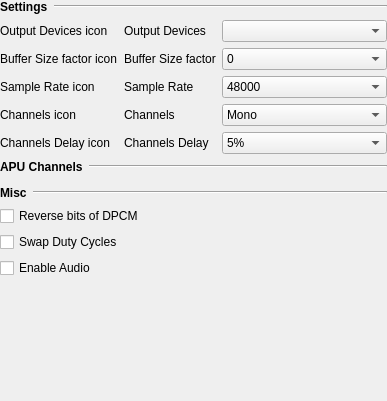
The window that src/gui/designer/wdgSettingsAudio.ui (punesemu/puNES) describes before a commit, drawn with Qt 5.
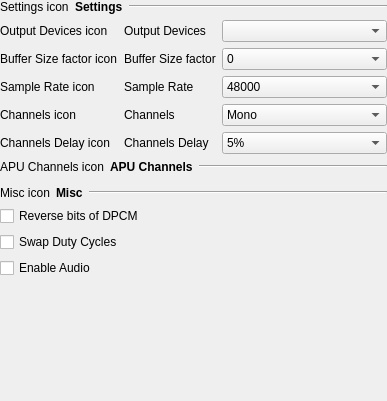
The same window after the commit. Custom widgets are drawn as their Qt base class.

What changed in the file:
```diff
--- a/src/gui/designer/wdgSettingsAudio.ui
+++ b/src/gui/designer/wdgSettingsAudio.ui
@@ -102,6 +102,13 @@
      </item>
      <item row="0" column="0" colspan="3">
       <layout class="QHBoxLayout" name="horizontalLayout_Audio_settings">
+       <item>
+        <widget class="QLabel" name="icon_Audio_settings">
+         <property name="text">
+          <string notr="true">Settings icon</string>
+         </property>
+        </widget>
+       </item>
        <item>
         <widget class="QLabel" name="label_Audio_settings">
          <property name="font">
@@ -237,6 +244,13 @@
      </item>
      <item row="6" column="0" colspan="3">
       <layout class="QHBoxLayout" name="horizontalLayout_APU_Channels">
+       <item>
+        <widget class="QLabel" name="icon_APU_Channels">
+         <property name="text">
+          <string notr="true">APU Channels icon</string>
+         </property>
+        </widget>
+       </item>
        <item>
         <widget class="QLabel" name="label_APU_Channels">
          <property name="font">
@@ -429,7 +443,14 @@
      <item row="8" column="0" colspan="3">
       <layout class="QHBoxLayout" name="horizontalLayout_Audio_misc">
        <item>
-        <widget class="QLabel" name="label_Audio_Misc">
+        <widget class="QLabel" name="icon_Audio_misc">
+         <property name="text">
+          <string notr="true">Misc icon</string>
+         </property>
+        </widget>
+       </item>
+       <item>
+        <widget class="QLabel" name="label_Audio_misc">
          <property name="font">
           <font>
            <weight>75</weight>
```
Left out of the diff: 2 changed lines with no effect on the pictures.
